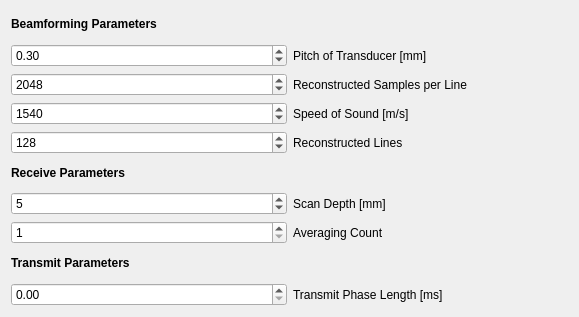
Above: Modules/USUI/Qmitk/QmitkUSControlsCustomDiPhASDeviceWidget.ui from MITK/MITK before the change. Below: the same form after it.
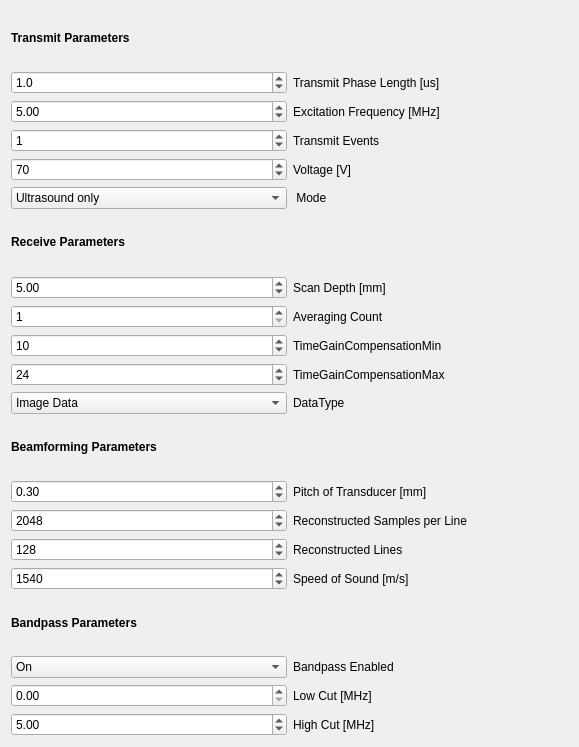
That is the form after the change.

Commit message: T19855 -GUI is now avaiable and is almost completely connected -TGC setting does not work, needs fixing -Random Crashes when adjusting changing some settings - perhaps this is the API's fault, needs testing

```diff
--- a/Modules/USUI/Qmitk/QmitkUSControlsCustomDiPhASDeviceWidget.ui
+++ b/Modules/USUI/Qmitk/QmitkUSControlsCustomDiPhASDeviceWidget.ui
@@ -7,13 +7,233 @@
     <x>0</x>
     <y>0</y>
     <width>579</width>
-    <height>317</height>
+    <height>747</height>
    </rect>
   </property>
   <property name="windowTitle">
    <string>Form</string>
   </property>
   <layout class="QVBoxLayout" name="verticalLayout">
+   <item>
+    <widget class="QLabel" name="TransmitLabel">
+     <property name="text">
+      <string>&lt;html&gt;&lt;head/&gt;&lt;body&gt;&lt;p&gt;&lt;span style=&quot; font-weight:600;&quot;&gt;Transmit Parameters&lt;/span&gt;&lt;/p&gt;&lt;/body&gt;&lt;/html&gt;</string>
+     </property>
+    </widget>
+   </item>
+   <item>
+    <layout class="QGridLayout" name="Transmit">
+     <item row="1" column="0">
+      <widget class="QDoubleSpinBox" name="ExcitationFrequency">
+       <property name="maximum">
+        <double>15.000000000000000</double>
+       </property>
+       <property name="singleStep">
+        <double>0.100000000000000</double>
+       </property>
+       <property name="value">
+        <double>5.000000000000000</double>
+       </property>
+      </widget>
+     </item>
+     <item row="2" column="0">
+      <widget class="QSpinBox" name="TransmitEvents">
+       <property name="value">
+        <number>1</number>
+       </property>
+      </widget>
+     </item>
+     <item row="2" column="1">
+      <widget class="QLabel" name="TransmitEventsLabel">
+       <property name="text">
+        <string>Transmit Events</string>
+       </property>
+      </widget>
+     </item>
+     <item row="0" column="0">
+      <widget class="QDoubleSpinBox" name="TransmitPhaseLength">
+       <property name="decimals">
+        <number>1</number>
+       </property>
+       <property name="minimum">
+        <double>0.100000000000000</double>
+       </property>
+       <property name="maximum">
+        <double>10000.000000000000000</double>
+       </property>
+       <property name="value">
+        <double>1.000000000000000</double>
+       </property>
+      </widget>
+     </item>
+     <item row="0" column="1">
+      <widget class="QLabel" name="TransmitPhaseLengthLabel">
+       <property name="text">
+        <string>Transmit Phase Length [us]</string>
+       </property>
+      </widget>
+     </item>
+     <item row="1" column="1">
+      <widget class="QLabel" name="ExcitationFrequencyLabel">
+       <property name="text">
+        <string>Excitation Frequency [MHz]</string>
+       </property>
+      </widget>
+     </item>
+     <item row="4" column="0">
+      <widget class="QComboBox" name="Mode">
+       <item>
+        <property name="text">
+         <string>Ultrasound only</string>
+        </property>
+       </item>
+       <item>
+        <property name="text">
+         <string>Interleaved</string>
+        </property>
+       </item>
+      </widget>
+     </item>
+     <item row="3" column="0">
+      <widget class="QSpinBox" name="Voltage">
+       <property name="minimum">
+        <number>5</number>
+       </property>
+       <property name="maximum">
+        <number>75</number>
+       </property>
+       <property name="value">
+        <number>70</number>
+       </property>
+      </widget>
+     </item>
+     <item row="3" column="1">
+      <widget class="QLabel" name="VoltageLabel">
+       <property name="text">
+        <string>Voltage [V]</string>
+       </property>
+      </widget>
+     </item>
+     <item row="4" column="1">
+      <widget class="QLabel" name="ModeLabel">
+       <property name="text">
+        <string> Mode</string>
+       </property>
+      </widget>
+     </item>
+    </layout>
+   </item>
+   <item>
+    <widget class="QLabel" name="ReceiveLabel">
+     <property name="text">
+      <string>&lt;html&gt;&lt;head/&gt;&lt;body&gt;&lt;p&gt;&lt;span style=&quot; font-weight:600;&quot;&gt;Receive Parameters&lt;/span&gt;&lt;/p&gt;&lt;/body&gt;&lt;/html&gt;</string>
+     </property>
+    </widget>
+   </item>
+   <item>
+    <layout class="QGridLayout" name="Receive">
+     <item row="0" column="1">
+      <widget class="QLabel" name="ScanDepthLabel">
+       <property name="text">
+        <string>Scan Depth [mm]</string>
+       </property>
+      </widget>
+     </item>
+     <item row="1" column="0">
+      <widget class="QSpinBox" name="AveragingCount">
+       <property name="minimum">
+        <number>1</number>
+       </property>
+       <property name="maximum">
+        <number>10000</number>
+       </property>
+       <property name="value">
+        <number>1</number>
+       </property>
+      </widget>
+     </item>
+     <item row="1" column="1">
+      <widget class="QLabel" name="AveragingCountLabel">
+       <property name="text">
+        <string>Averaging Count</string>
+       </property>
+      </widget>
+     </item>
+     <item row="2" column="0">
+      <widget class="QSpinBox" name="TimeGainCompensationMin">
+       <property name="maximum">
+        <number>42</number>
+       </property>
+       <property name="value">
+        <number>10</number>
+       </property>
+      </widget>
+     </item>
+     <item row="2" column="1">
+      <widget class="QLabel" name="TimeGainCompensationMinLabel">
+       <property name="text">
+        <string>TimeGainCompensationMin</string>
+       </property>
+      </widget>
+     </item>
+     <item row="3" column="0">
+      <widget class="QSpinBox" name="TimeGainCompensationMax">
+       <property name="maximum">
+        <number>42</number>
+       </property>
+       <property name="value">
+        <number>24</number>
+       </property>
+      </widget>
+     </item>
+     <item row="3" column="1">
+      <widget class="QLabel" name="TimeGainCompensationMaxlabel">
+       <property name="text">
+        <string>TimeGainCompensationMax</string>
+       </property>
+      </widget>
+     </item>
+     <item row="4" column="0">
+      <widget class="QComboBox" name="DataType">
+       <property name="editable">
+        <bool>false</bool>
+       </property>
+       <item>
+        <property name="text">
+         <string>Image Data</string>
+        </property>
+       </item>
+       <item>
+        <property name="text">
+         <string>Beamformed Data</string>
+        </property>
+       </item>
+       <item>
+        <property name="text">
+         <string>Raw Data</string>
+        </property>
+       </item>
+      </widget>
+     </item>
+     <item row="4" column="1">
+      <widget class="QLabel" name="DataTypeLabel">
+       <property name="text">
+        <string>DataType</string>
+       </property>
+      </widget>
+     </item>
+     <item row="0" column="0">
+      <widget class="QDoubleSpinBox" name="ScanDepth">
+       <property name="maximum">
+        <double>1000.000000000000000</double>
+       </property>
+       <property name="value">
+        <double>5.000000000000000</double>
+       </property>
+      </widget>
+     </item>
+    </layout>
+   </item>
    <item>
     <widget class="QLabel" name="BeamformingLabel">
      <property name="text">
@@ -60,14 +280,14 @@
        </property>
       </widget>
      </item>
-     <item row="2" column="1">
+     <item row="4" column="1">
       <widget class="QLabel" name="SpeedOfSoundLabel">
        <property name="text">
         <string>Speed of Sound [m/s]</string>
        </property>
       </widget>
      </item>
-     <item row="2" column="0">
+     <item row="4" column="0">
       <widget class="QSpinBox" name="SpeedOfSound">
        <property name="maximum">
         <number>1000000</number>
@@ -100,72 +320,59 @@
     </layout>
    </item>
    <item>
-    <widget class="QLabel" name="ReceiveLabel">
+    <widget class="QLabel" name="BandpassLabel">
      <property name="text">
-      <string>&lt;html&gt;&lt;head/&gt;&lt;body&gt;&lt;p&gt;&lt;span style=&quot; font-weight:600;&quot;&gt;Receive Parameters&lt;/span&gt;&lt;/p&gt;&lt;/body&gt;&lt;/html&gt;</string>
+      <string>&lt;html&gt;&lt;head/&gt;&lt;body&gt;&lt;p&gt;&lt;span style=&quot; font-weight:600;&quot;&gt;Bandpass Parameters&lt;/span&gt;&lt;/p&gt;&lt;/body&gt;&lt;/html&gt;</string>
      </property>
     </widget>
    </item>
    <item>
-    <layout class="QGridLayout" name="Receive">
-     <item row="0" column="1">
-      <widget class="QLabel" name="ScanDepthLabel">
+    <layout class="QGridLayout" name="BandpassParameters">
+     <item row="2" column="1">
+      <widget class="QLabel" name="HighCutLabel">
        <property name="text">
-        <string>Scan Depth [mm]</string>
-       </property>
-      </widget>
-     </item>
-     <item row="0" column="0">
-      <widget class="QSpinBox" name="ScanDepth">
-       <property name="maximum">
-        <number>1000</number>
-       </property>
-       <property name="value">
-        <number>5</number>
-       </property>
-      </widget>
-     </item>
-     <item row="1" column="0">
-      <widget class="QSpinBox" name="AveragingCount">
-       <property name="minimum">
-        <number>1</number>
-       </property>
-       <property name="maximum">
-        <number>10000</number>
-       </property>
-       <property name="value">
-        <number>1</number>
+        <string>High Cut [MHz]</string>
        </property>
       </widget>
      </item>
      <item row="1" column="1">
-      <widget class="QLabel" name="AveragingCountLabel">
+      <widget class="QLabel" name="LowCutLabel">
        <property name="text">
-        <string>Averaging Count</string>
+        <string>Low Cut [MHz]</string>
        </property>
       </widget>
-     </item>
-    </layout>
-   </item>
-   <item>
-    <widget class="QLabel" name="TransmitLabel">
-     <property name="text">
-      <string>&lt;html&gt;&lt;head/&gt;&lt;body&gt;&lt;p&gt;&lt;span style=&quot; font-weight:600;&quot;&gt;Transmit Parameters&lt;/span&gt;&lt;/p&gt;&lt;/body&gt;&lt;/html&gt;</string>
-     </property>
-    </widget>
-   </item>
-   <item>
-    <layout class="QGridLayout" name="Transmit">
-     <item row="0" column="0">
-      <widget class="QDoubleSpinBox" name="TransmitPhaseLength"/>
      </item>
      <item row="0" column="1">
-      <widget class="QLabel" name="TransmitPhaseLengthLabel">
+      <widget class="QLabel" name="BandpassEnabledLabel">
        <property name="text">
-        <string>Transmit Phase Length [ms]</string>
+        <string>Bandpass Enabled</string>
        </property>
       </widget>
      </item>
+     <item row="1" column="0">
+      <widget class="QDoubleSpinBox" name="LowCut"/>
+     </item>
+     <item row="2" column="0">
+      <widget class="QDoubleSpinBox" name="HighCut">
+       <property name="value">
+        <double>5.000000000000000</double>
+       </property>
+      </widget>
+     </item>
+     <item row="0" column="0">
+      <widget class="QComboBox" name="BandpassEnabled">
+       <item>
+        <property name="text">
+         <string>On</string>
+        </property>
+       </item>
+       <item>
+        <property name="text">
+         <string>Off</string>
+        </property>
+       </item>
+      </widget>
+     </item>
     </layout>
    </item>
   </layout>
```
Left out of the diff: 26 changed lines with no effect on the pictures. The commit also changes 6 other files.
